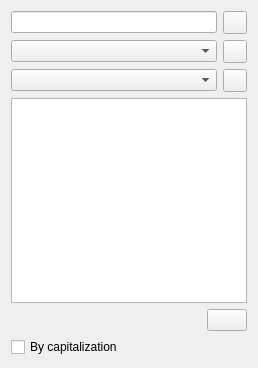
The window that tickerneighbors.ui (HappySeaFox/tht) describes before a commit, drawn with Qt 5.
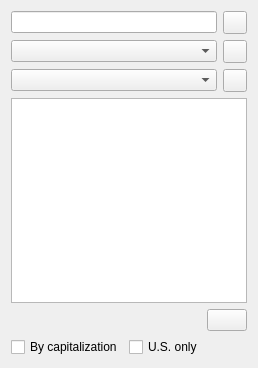
The same window after the commit. Icons and pictures are not drawn.

What changed in the file:
```diff
--- a/tickerneighbors.ui
+++ b/tickerneighbors.ui
@@ -94,11 +94,28 @@
     </layout>
    </item>
    <item row="5" column="0" colspan="2">
-    <widget class="QCheckBox" name="checkCap">
-     <property name="text">
-      <string>By capitalization</string>
-     </property>
-    </widget>
+    <layout class="QHBoxLayout" name="horizontalLayout_2">
+     <item>
+      <widget class="QCheckBox" name="checkCap">
+       <property name="text">
+        <string>By capitalization</string>
+       </property>
+      </widget>
+     </item>
+     <item>
+      <widget class="QCheckBox" name="checkUSA">
+       <property name="sizePolicy">
+        <sizepolicy hsizetype="Minimum" vsizetype="Fixed">
+         <horstretch>1</horstretch>
+         <verstretch>0</verstretch>
+        </sizepolicy>
+       </property>
+       <property name="text">
+        <string>U.S. only</string>
+       </property>
+      </widget>
+     </item>
+    </layout>
    </item>
   </layout>
  </widget>
```
Left out of the diff: 42 changed lines with no effect on the pictures.
